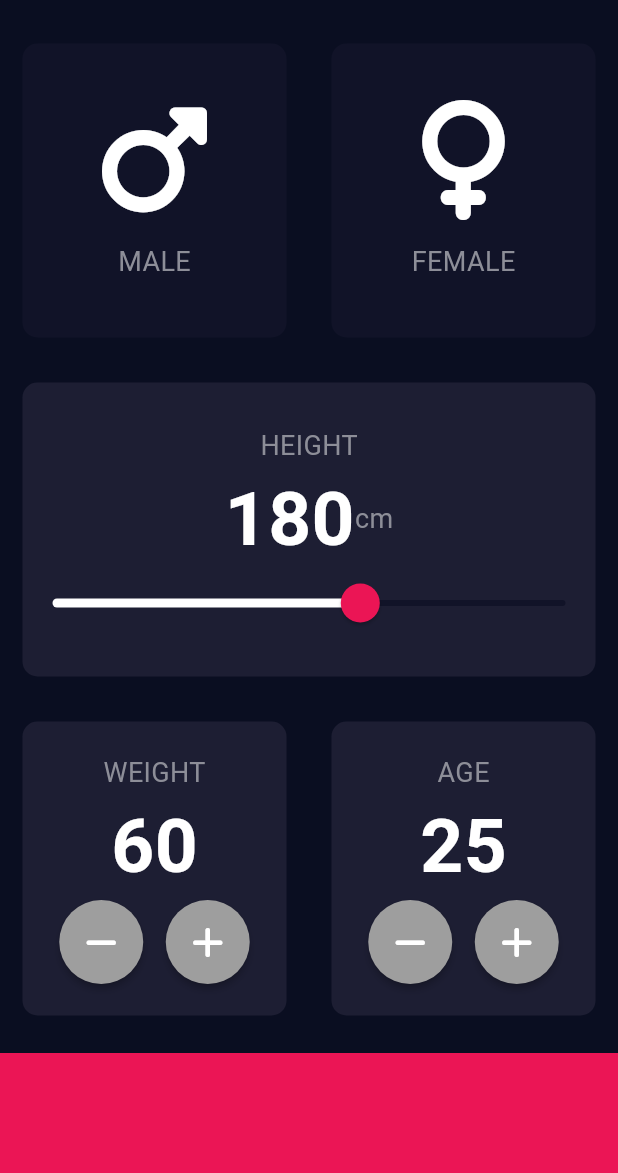
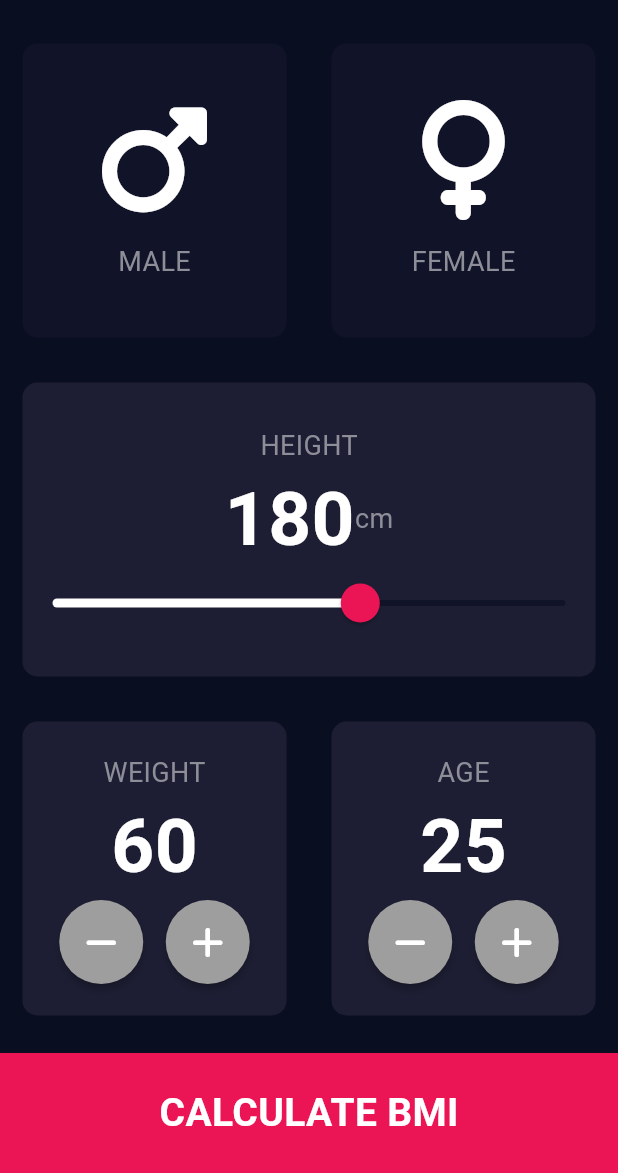
Before and after one commit to roystondz/BMI_APP, a Flutter app: the screen it shows after launch, on a phone screen of 412 x 824 dp, the part 63-1236 px from its top. Run offline on Flutter 3.47's test engine with Material 3 defaults, Android fonts, the phone set to English and light mode, and no system bars; our stand-ins replace font_awesome_flutter.

Commit message:
inter_page_routing

```diff
--- a/lib/input_page.dart
+++ b/lib/input_page.dart
@@ -3,6 +3,7 @@ import 'package:flutter/material.dart';
 import 'package:font_awesome_flutter/font_awesome_flutter.dart';
 import 'icon_content.dart';
 import 'reuseable_card.dart';
+import 'result_page.dart';
 
 const blockColor = Color(0xFF1D1E33);
 const bottomContainerColor = Color(0xFFEB1555);
@@ -284,11 +285,22 @@ class _BMIBodyState extends State<BMIBody> {
                 ],
               ),
             ),
-            Container(
-              color: bottomContainerColor,
-              margin: EdgeInsets.only(top: 10.0),
-              width: double.infinity,
-              height: 80.0,
+            GestureDetector(
+              onTap: (){
+                Navigator.push(context, MaterialPageRoute(builder: (context)=>ResultPage()));
+              },
+              child: Container(
+
+                color: bottomContainerColor,
+                margin: EdgeInsets.only(top: 10.0),
+                width: double.infinity,
+                height: 80.0,
+                child: Center(
+                    child: Text(
+                      'CALCULATE BMI',
+                      style: TextStyle(fontWeight: FontWeight.bold, fontSize: 26.0),
+                    )),
+              ),
             )
           ],
         ));
@@ -304,10 +316,11 @@ class RoundButton extends StatelessWidget {
   Widget build(BuildContext context) {
     return RawMaterialButton(
       onPressed: onPressed,
-      child: Icon(icon),
+
       constraints: BoxConstraints(minHeight: 56.0, minWidth: 56.0),
       shape: CircleBorder(),
       fillColor: Colors.grey,
+      child: Icon(icon),
     );
   }
 }
--- a/lib/main.dart
+++ b/lib/main.dart
@@ -1,6 +1,6 @@
 import 'package:flutter/material.dart';
 import 'input_page.dart';
-
+import 'result_page.dart';
 void main() {
   runApp(BMICalculator());
 }
@@ -20,6 +20,7 @@ class BMICalculator extends StatelessWidget {
           scaffoldBackgroundColor: Color(0XFF0A0E21),
           textTheme: TextTheme(bodyMedium: TextStyle(color: Colors.white))
       ),
+
       home: BMIBody(),
     );
   }
```
Also changed, not shown: lib/result_page.dart (added, +17 -0 lines).
